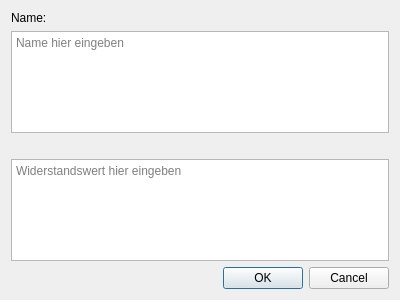
Before: the Qt Designer form src/view/editview.ui in 3ricS/NOR, drawn with Qt 5.
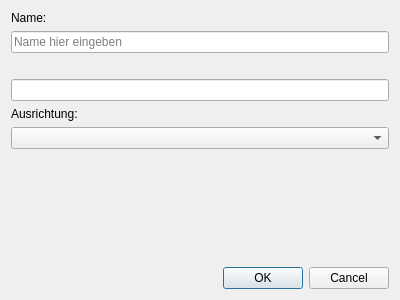
After: the same form once the commit is applied.

Commit message: Objekte verschiebbar machen; EditView komplett in der Ui-Datei aufbauen

```diff
--- a/src/view/editview.ui
+++ b/src/view/editview.ui
@@ -24,10 +24,7 @@
       </widget>
      </item>
      <item>
-      <widget class="QTextEdit" name="textEditName">
-       <property name="lineWrapMode">
-        <enum>QTextEdit::WidgetWidth</enum>
-       </property>
+      <widget class="QLineEdit" name="textEditName">
        <property name="placeholderText">
         <string>Name hier eingeben</string>
        </property>
@@ -41,12 +38,18 @@
       </widget>
      </item>
      <item>
-      <widget class="QTextEdit" name="textEditValue">
-       <property name="placeholderText">
-        <string>Widerstandswert hier eingeben</string>
+      <widget class="QLineEdit" name="textEditValue"/>
+     </item>
+     <item>
+      <widget class="QLabel" name="labelOrientation">
+       <property name="text">
+        <string>Ausrichtung:</string>
        </property>
       </widget>
      </item>
+     <item>
+      <widget class="QComboBox" name="comboBoxOrientation"/>
+     </item>
      <item>
       <spacer name="verticalSpacer">
        <property name="orientation">
```
The commit also changes 7 other files.
